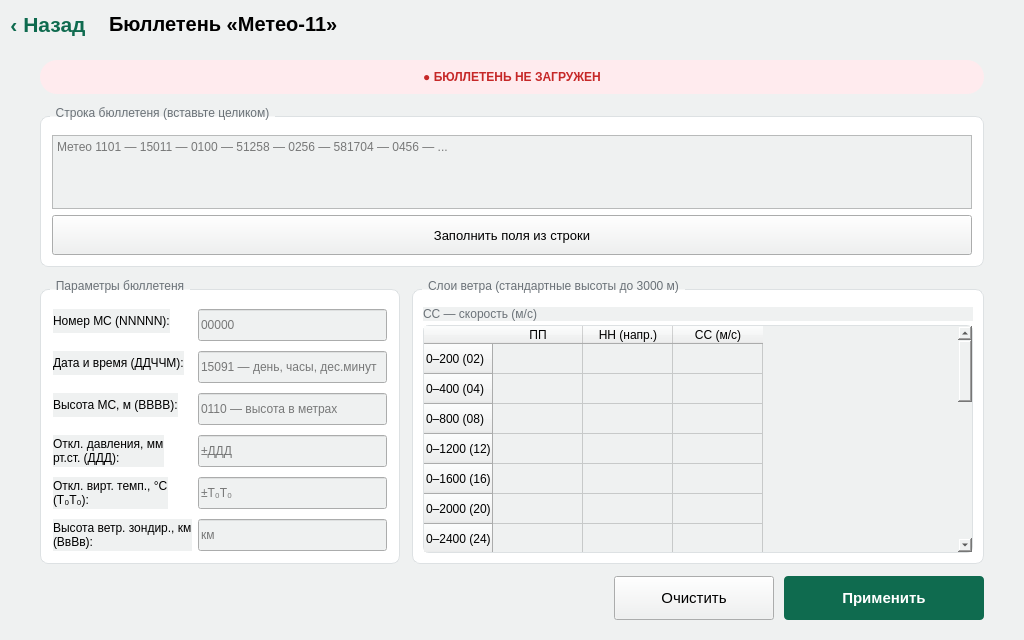
First picture: the form in Meteo11.ui, repository Pobryakushka/MMK, before the edit.
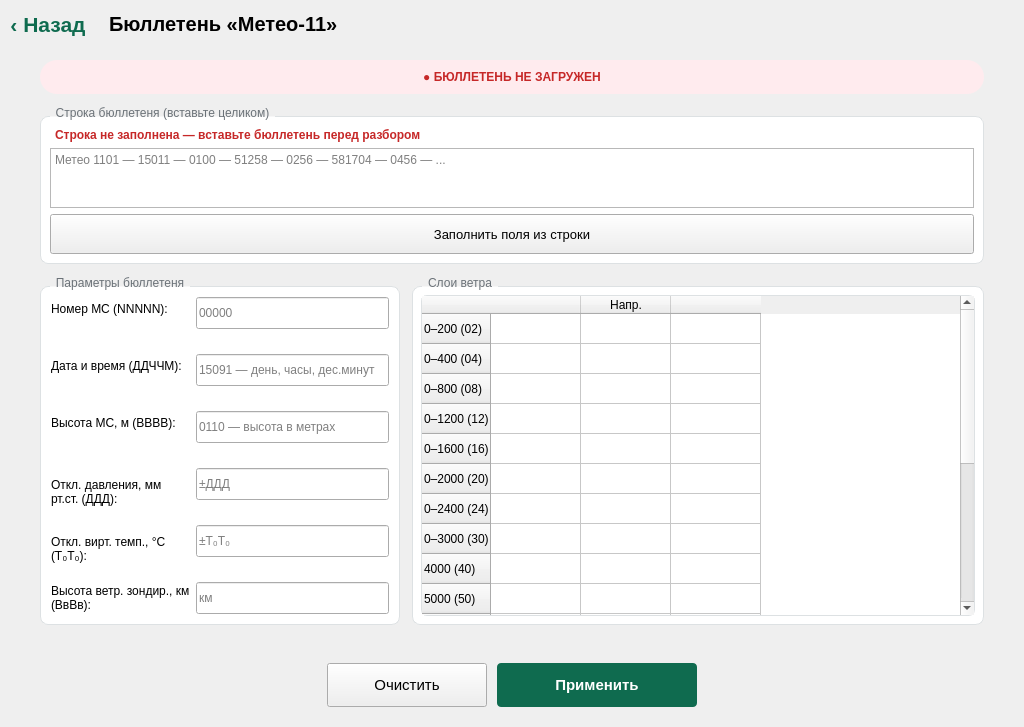
Second picture: the form after the edit.

What changed in the file:
```diff
--- a/Meteo11.ui
+++ b/Meteo11.ui
@@ -20,7 +20,9 @@
    <string>Метео-11 — ввод бюллетеня от метеостанции</string>
   </property>
   <property name="styleSheet">
-   <string notr="true">background-color: #EFF1F1;</string>
+   <string notr="true">background-color: #EFF1F1;
+QLineEdit[invalid="true"] { border: 1.5px solid #C62828; background-color: #FFF5F5; }
+QPlainTextEdit[invalid="true"] { border: 1.5px solid #C62828; background-color: #FFF5F5; }</string>
   </property>
   <layout class="QVBoxLayout" name="met11MainVLayout">
    <property name="spacing">
@@ -130,6 +132,19 @@
         <property name="spacing">
          <number>6</number>
         </property>
+        <item>
+         <widget class="QLabel" name="lblRawBulletinError">
+          <property name="visible">
+           <bool>false</bool>
+          </property>
+          <property name="styleSheet">
+           <string notr="true">color: #C62828; font-weight: bold; font-size: 9pt; padding: 2px 2px 0 2px;</string>
+          </property>
+          <property name="text">
+           <string>Строка не заполнена — вставьте бюллетень перед разбором</string>
+          </property>
+         </widget>
+        </item>
         <item>
          <widget class="QPlainTextEdit" name="plainEdit_rawBulletin">
           <property name="minimumSize">
@@ -220,6 +235,11 @@
            </widget>
           </item>
           <item row="0" column="1">
+           <layout class="QVBoxLayout" name="vLayoutStationNum">
+            <property name="spacing">
+             <number>2</number>
+            </property>
+            <item>
            <widget class="QLineEdit" name="lineEdit_Met11StationNum">
             <property name="minimumSize">
              <size>
@@ -238,6 +258,18 @@
             </property>
            </widget>
           </item>
+            <item>
+             <widget class="QLabel" name="lblStationNumHint">
+              <property name="styleSheet">
+               <string notr="true">color: #C62828; font-weight: bold; font-size: 8pt;</string>
+              </property>
+              <property name="text">
+               <string/>
+              </property>
+             </widget>
+            </item>
+           </layout>
+          </item>
           <item row="1" column="0">
            <widget class="QLabel" name="lblMet11DateTime">
             <property name="text">
@@ -246,6 +278,11 @@
            </widget>
           </item>
           <item row="1" column="1">
+           <layout class="QVBoxLayout" name="vLayoutDateTime">
+            <property name="spacing">
+             <number>2</number>
+            </property>
+            <item>
            <widget class="QLineEdit" name="lineEdit_Met11DateTime">
             <property name="minimumSize">
              <size>
@@ -261,6 +298,18 @@
             </property>
            </widget>
           </item>
+            <item>
+             <widget class="QLabel" name="lblDateTimeHint">
+              <property name="styleSheet">
+               <string notr="true">color: #C62828; font-weight: bold; font-size: 8pt;</string>
+              </property>
+              <property name="text">
+               <string/>
+              </property>
+             </widget>
+            </item>
+           </layout>
+          </item>
           <item row="2" column="0">
            <widget class="QLabel" name="lblMet11Height">
             <property name="text">
@@ -269,6 +318,11 @@
            </widget>
           </item>
           <item row="2" column="1">
+           <layout class="QVBoxLayout" name="vLayoutStationHeight">
+            <property name="spacing">
+             <number>2</number>
+            </property>
+            <item>
            <widget class="QLineEdit" name="lineEdit_Met11StationHeight">
             <property name="minimumSize">
              <size>
@@ -281,6 +335,18 @@
             </property>
            </widget>
           </item>
+            <item>
+             <widget class="QLabel" name="lblStationHeightHint">
+              <property name="styleSheet">
+               <string notr="true">color: #C62828; font-weight: bold; font-size: 8pt;</string>
+              </property>
+              <property name="text">
+               <string/>
+              </property>
+             </widget>
+            </item>
+           </layout>
+          </item>
           <item row="3" column="0">
            <widget class="QLabel" name="lblMet11GroundPresDev">
             <property name="text">
@@ -292,6 +358,11 @@
            </widget>
           </item>
           <item row="3" column="1">
+           <layout class="QVBoxLayout" name="vLayoutPresDev">
+            <property name="spacing">
+             <number>2</number>
+            </property>
+            <item>
            <widget class="QLineEdit" name="lineEdit_Met11GroundPresDev">
             <property name="minimumSize">
              <size>
@@ -304,6 +375,18 @@
             </property>
            </widget>
           </item>
+            <item>
+             <widget class="QLabel" name="lblPresDevHint">
+              <property name="styleSheet">
+               <string notr="true">color: #C62828; font-weight: bold; font-size: 8pt;</string>
+              </property>
+              <property name="text">
+               <string/>
+              </property>
+             </widget>
+            </item>
+           </layout>
+          </item>
           <item row="4" column="0">
            <widget class="QLabel" name="lblMet11GroundVirtTempDev">
             <property name="text">
@@ -315,6 +398,11 @@
            </widget>
           </item>
           <item row="4" column="1">
+           <layout class="QVBoxLayout" name="vLayoutTempDev">
+            <property name="spacing">
+             <number>2</number>
+            </property>
+            <item>
            <widget class="QLineEdit" name="lineEdit_Met11GroundVertTempDev">
             <property name="minimumSize">
              <size>
@@ -327,6 +415,18 @@
             </property>
            </widget>
           </item>
+            <item>
+             <widget class="QLabel" name="lblTempDevHint">
+              <property name="styleSheet">
+               <string notr="true">color: #C62828; font-weight: bold; font-size: 8pt;</string>
+              </property>
+              <property name="text">
+               <string/>
+              </property>
+             </widget>
+            </item>
+           </layout>
+          </item>
           <item row="5" column="0">
            <widget class="QLabel" name="lblMet11AchievedSensHeight">
             <property name="text">
@@ -359,7 +459,7 @@
           <string notr="true">QGroupBox { border: 1px solid #DDE1E3; border-radius: 8px; margin-top: 10px; background-color: #FFFFFF; } QGroupBox::title { subcontrol-origin: margin; left: 10px; padding: 0 4px; color: #6B7278; }</string>
          </property>
          <property name="title">
-          <string>Слои ветра (стандартные высоты до 3000 м)</string>
+          <string>Слои ветра</string>
          </property>
          <layout class="QVBoxLayout" name="vLayoutLayers">
           <property name="spacing">
@@ -377,19 +477,6 @@
           <property name="bottomMargin">
            <number>8</number>
           </property>
-          <item>
-           <widget class="QLabel" name="lblTableHint">
-            <property name="styleSheet">
-             <string notr="true">color: #6B7278; font-size: 9pt;</string>
-            </property>
-            <property name="text">
-             <string>СС — скорость (м/с)</string>
-            </property>
-            <property name="wordWrap">
-             <bool>true</bool>
-            </property>
-           </widget>
-          </item>
           <item>
            <widget class="QTableWidget" name="tableWidget_meteo11">
             <property name="styleSheet">
@@ -501,17 +588,17 @@
             </row>
             <column>
              <property name="text">
-              <string>ПП</string>
+              <string/>
              </property>
             </column>
             <column>
              <property name="text">
-              <string>НН (напр.)</string>
+              <string>Напр.</string>
              </property>
             </column>
             <column>
              <property name="text">
-              <string>СС (м/с)</string>
+              <string/>
              </property>
             </column>
            </widget>
@@ -521,23 +608,26 @@
        </item>
       </layout>
      </item>
-     <item>
-      <layout class="QHBoxLayout" name="hLayoutButtons">
-       <property name="spacing">
-        <number>10</number>
-       </property>
        <item>
         <widget class="QLabel" name="lblStatus">
          <property name="styleSheet">
           <string notr="true">color: #0F6B4F; font-weight: bold;</string>
          </property>
+       <property name="alignment">
+        <set>Qt::AlignCenter</set>
+       </property>
          <property name="text">
           <string/>
          </property>
         </widget>
        </item>
        <item>
-        <spacer name="btnSpacer">
+      <layout class="QHBoxLayout" name="hLayoutButtons">
+       <property name="spacing">
+        <number>10</number>
+       </property>
+       <item>
+        <spacer name="btnSpacerLeft">
          <property name="orientation">
           <enum>Qt::Horizontal</enum>
          </property>
@@ -581,6 +671,19 @@
          </property>
         </widget>
        </item>
+       <item>
+        <spacer name="btnSpacerRight">
+         <property name="orientation">
+          <enum>Qt::Horizontal</enum>
+         </property>
+         <property name="sizeHint" stdset="0">
+          <size>
+           <width>40</width>
+           <height>20</height>
+          </size>
+         </property>
+        </spacer>
+       </item>
       </layout>
      </item>
     </layout>
```
Left out of the diff: 6 changed lines with no effect on the pictures. Lines whose indentation alone changed are shown as unchanged.
